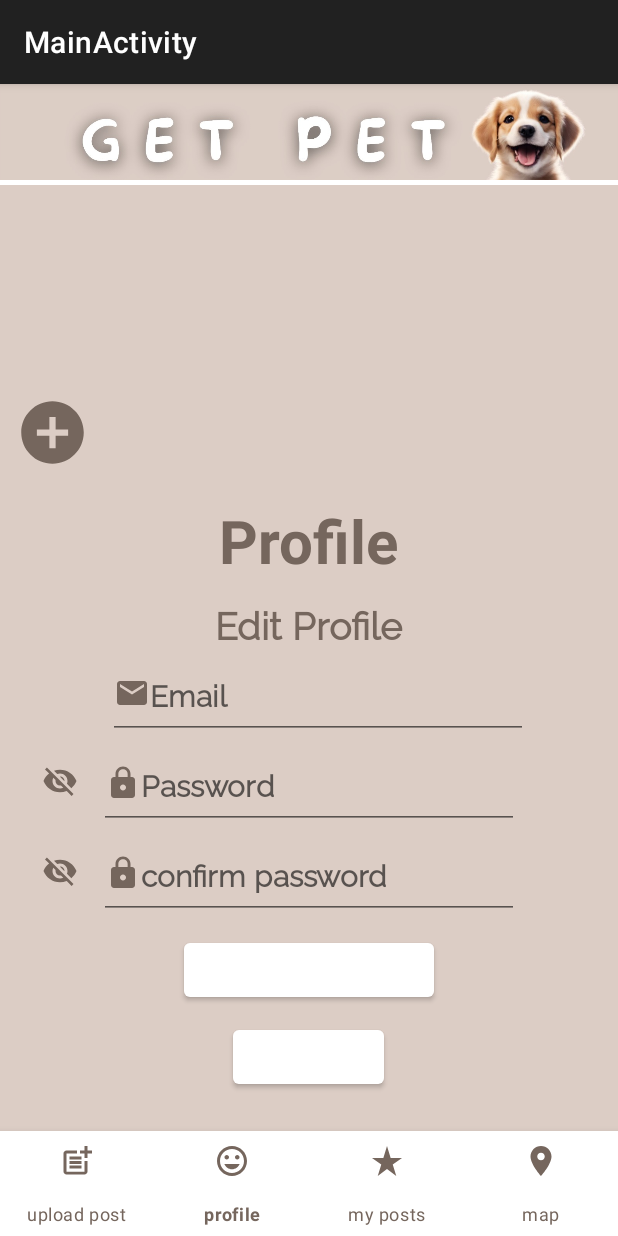
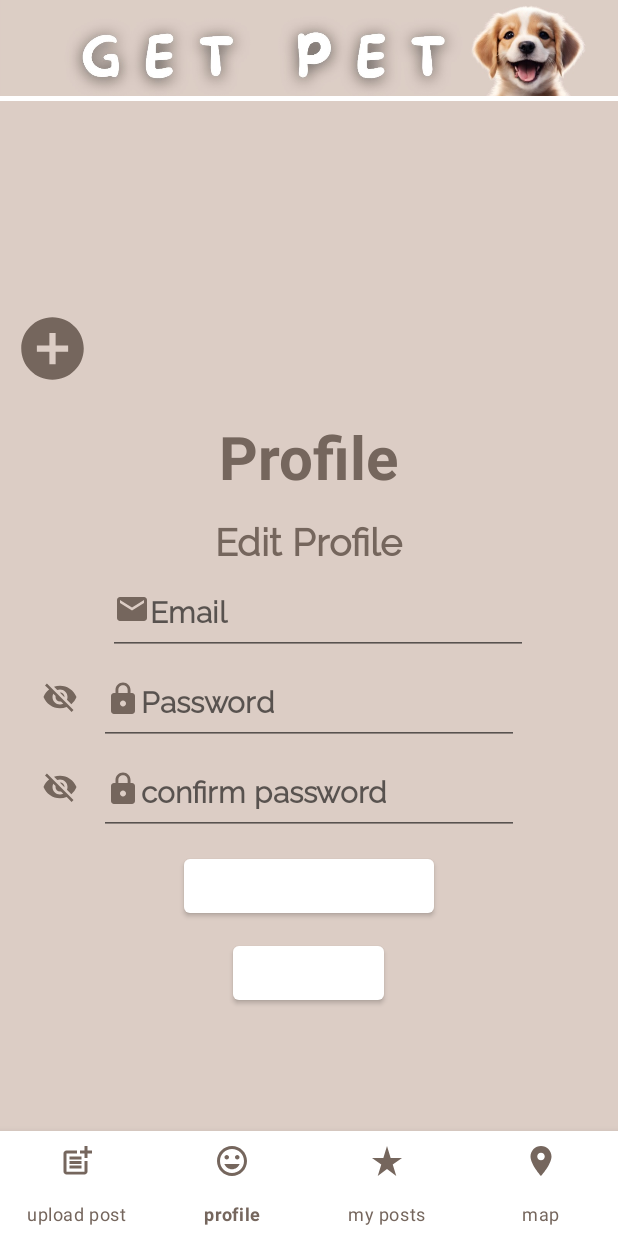
Before and after one commit to mayageva11/GetPet, an Android app built with Jetpack Compose: the screen it shows after launch once a user with an empty profile is signed in (MainActivity), item 2 of the bottom bar chosen, on a phone screen of 412 x 824 dp. Run offline under Robolectric (Android 15) with nearby library versions, the phone set to English and light mode, and no system bars; our stand-ins replace Firebase (no records; nobody signed in at launch, a user with empty details on screens opened directly), navigation-ui; Roboto replaces fonts that are not available here; 10 statements that could not run were skipped.

Commit message:
fetch changes

```diff
--- a/app/src/main/res/values/themes.xml
+++ b/app/src/main/res/values/themes.xml
@@ -1,5 +1,5 @@
 <?xml version="1.0" encoding="utf-8"?>
 <resources>
 
-    <style name="Theme.GetPet" parent="Theme.MaterialComponents.Light.DarkActionBar" />
+    <style name="Theme.GetPet" parent="Theme.MaterialComponents.Light.NoActionBar" />
 </resources>
```
